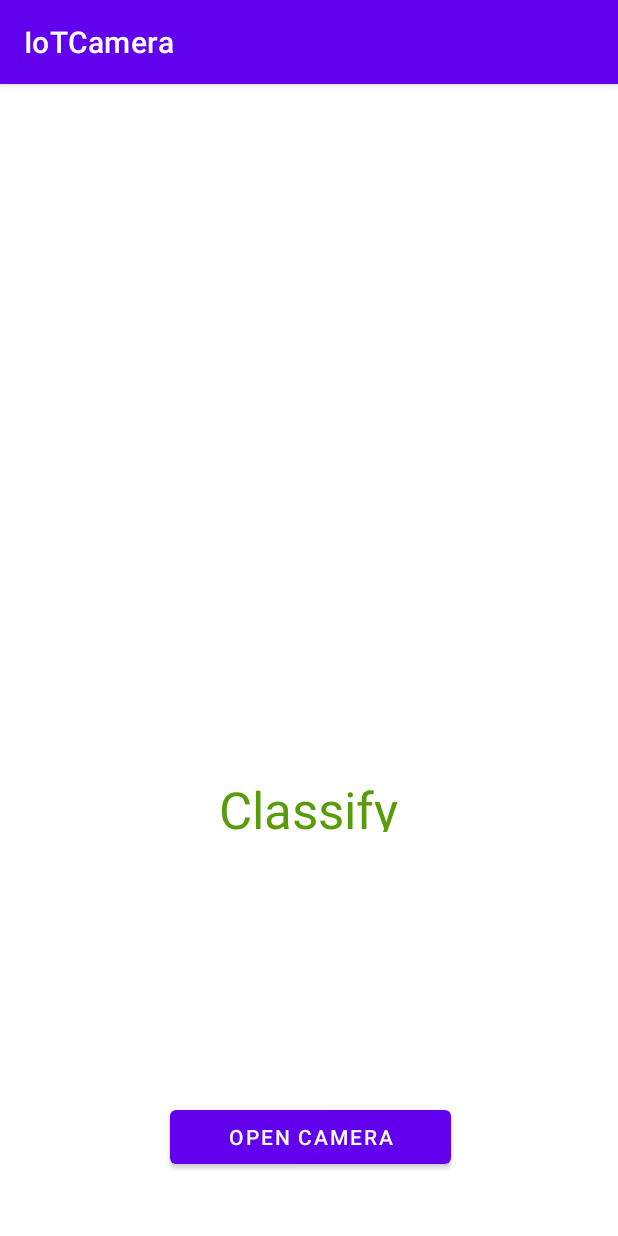
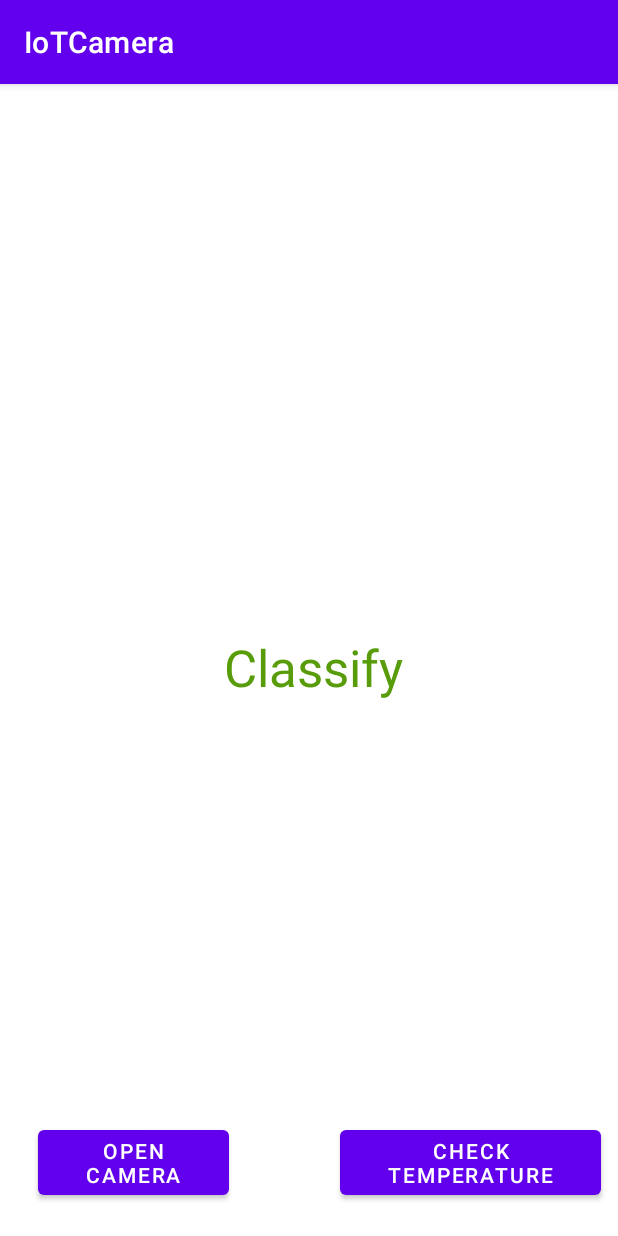
Before and after one commit to meryl-ann/IoTCamera, an Android app: the screen it shows after launch (MainActivity), on a phone screen of 412 x 824 dp. Run offline under Robolectric (Android 15) with nearby library versions, the phone set to English and light mode, and no system bars; libraries missing offline, so code that uses them is left out: org.tensorflow.lite.

Commit message:
Added Temperature code

```diff
--- a/app/build.gradle
+++ b/app/build.gradle
@@ -38,6 +38,7 @@ dependencies {
     implementation 'androidx.constraintlayout:constraintlayout:2.1.4'
     implementation 'org.tensorflow:tensorflow-lite-support:0.1.0'
     implementation 'org.tensorflow:tensorflow-lite-metadata:0.1.0'
+    implementation files('libs\\SSH library.jar')
     testImplementation 'junit:junit:4.13.2'
     androidTestImplementation 'androidx.test.ext:junit:1.1.4'
     androidTestImplementation 'androidx.test.espresso:espresso-core:3.5.0'
--- a/app/src/main/res/layout/activity_main.xml
+++ b/app/src/main/res/layout/activity_main.xml
@@ -1,6 +1,5 @@
 <?xml version="1.0" encoding="utf-8"?>
 <RelativeLayout xmlns:android="http://schemas.android.com/apk/res/android"
-    xmlns:app="http://schemas.android.com/apk/res-auto"
     xmlns:tools="http://schemas.android.com/tools"
     android:layout_width="match_parent"
     android:layout_height="match_parent"
@@ -12,33 +11,42 @@
 
     <Button
         android:id="@+id/camera_button"
-        android:layout_width="187dp"
+        android:layout_width="127dp"
         android:layout_height="wrap_content"
         android:layout_alignParentStart="true"
         android:layout_alignParentBottom="true"
-        android:layout_marginStart="113dp"
-        android:layout_marginLeft="140dp"
-        android:layout_marginBottom="42dp"
+        android:layout_marginStart="25dp"
+        android:layout_marginBottom="21dp"
         android:text="@string/open_camera" />
+
+    <Button
+        android:id="@+id/temp_button"
+        android:layout_width="174dp"
+        android:layout_height="wrap_content"
+        android:layout_alignParentBottom="true"
+        android:layout_marginStart="74dp"
+        android:layout_marginBottom="21dp"
+        android:layout_toEndOf="@+id/camera_button"
+        android:text="@string/check_temperature" />
 
     <ImageView
         android:id="@+id/click_image"
         android:layout_width="350dp"
-        android:layout_height="389dp"
+        android:layout_height="263dp"
         android:layout_alignParentStart="true"
         android:layout_marginStart="31dp"
-        android:layout_marginLeft="15dp"
         android:layout_marginTop="70dp"
-        android:layout_marginBottom="10dp" />
+        android:layout_marginBottom="10dp"
+        android:contentDescription="@string/img_thumbnail" />
 
     <TextView
         android:id="@+id/result"
-        android:layout_width="345dp"
-        android:layout_height="38dp"
+        android:layout_width="341dp"
+        android:layout_height="47dp"
         android:layout_alignEnd="@+id/click_image"
         android:layout_alignBottom="@+id/click_image"
-        android:layout_marginEnd="3dp"
-        android:layout_marginBottom="-39dp"
+        android:layout_marginEnd="2dp"
+        android:layout_marginBottom="-80dp"
         android:text="@string/classify"
         android:textAlignment="center"
         android:textColor="#589C0A"
@@ -50,9 +58,22 @@
         android:layout_height="38dp"
         android:layout_alignEnd="@+id/click_image"
         android:layout_alignBottom="@+id/click_image"
-        android:layout_marginEnd="0dp"
-        android:layout_marginBottom="-109dp"
+        android:layout_marginEnd="1dp"
+        android:layout_marginBottom="-153dp"
         android:textAlignment="center"
         android:textColor="#FFFFFF"
         android:textSize="20sp" />
+
+    <TextView
+        android:id="@+id/temp_value"
+        android:layout_width="345dp"
+        android:layout_height="38dp"
+        android:layout_alignEnd="@+id/click_image"
+        android:layout_alignBottom="@+id/click_image"
+        android:layout_marginEnd="1dp"
+        android:layout_marginBottom="-234dp"
+        android:textAlignment="center"
+        android:textColor="#FF0000"
+        android:textSize="20sp"
+        android:textStyle="bold" />
 </RelativeLayout>
--- a/app/src/main/res/values/strings.xml
+++ b/app/src/main/res/values/strings.xml
@@ -2,4 +2,6 @@
     <string name="app_name">IoTCamera</string>
     <string name="classify">Classify</string>
     <string name="open_camera">Open Camera</string>
+    <string name="check_temperature">Check Temperature</string>
+    <string name="img_thumbnail">img Thumbnail</string>
 </resources>
```
Also changed, not shown: app/src/main/java/com/example/iotcamera/MainActivity.java (+75 -0 lines), app/libs/SSH library.jar (added).
